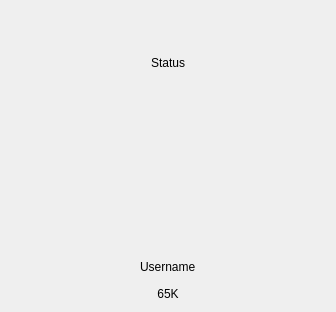
The window that UI/blackjack/player.ui (MatsuoRotsuki/cpp_blackjack) describes before a commit, drawn with Qt 5.
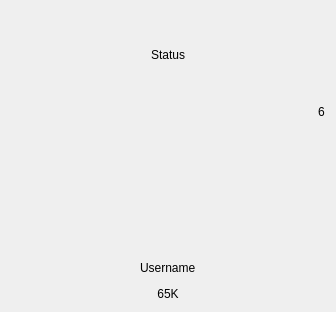
The same window after the commit. Icons and pictures are not drawn.

The edit to the form file:
```diff
--- a/UI/blackjack/player.ui
+++ b/UI/blackjack/player.ui
@@ -187,6 +187,16 @@
        </property>
       </spacer>
      </item>
+     <item>
+      <widget class="QLabel" name="point">
+       <property name="text">
+        <string>6</string>
+       </property>
+       <property name="alignment">
+        <set>Qt::AlignLeading|Qt::AlignLeft|Qt::AlignTop</set>
+       </property>
+      </widget>
+     </item>
     </layout>
    </item>
    <item>
```
